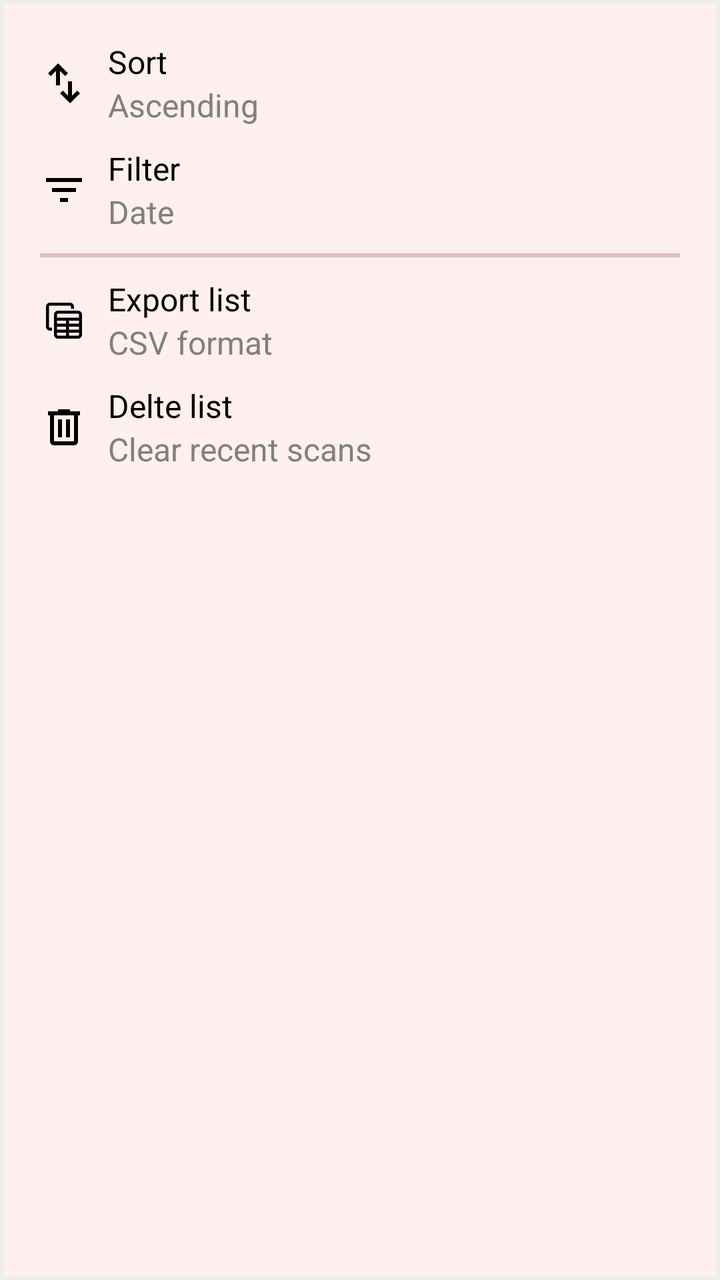
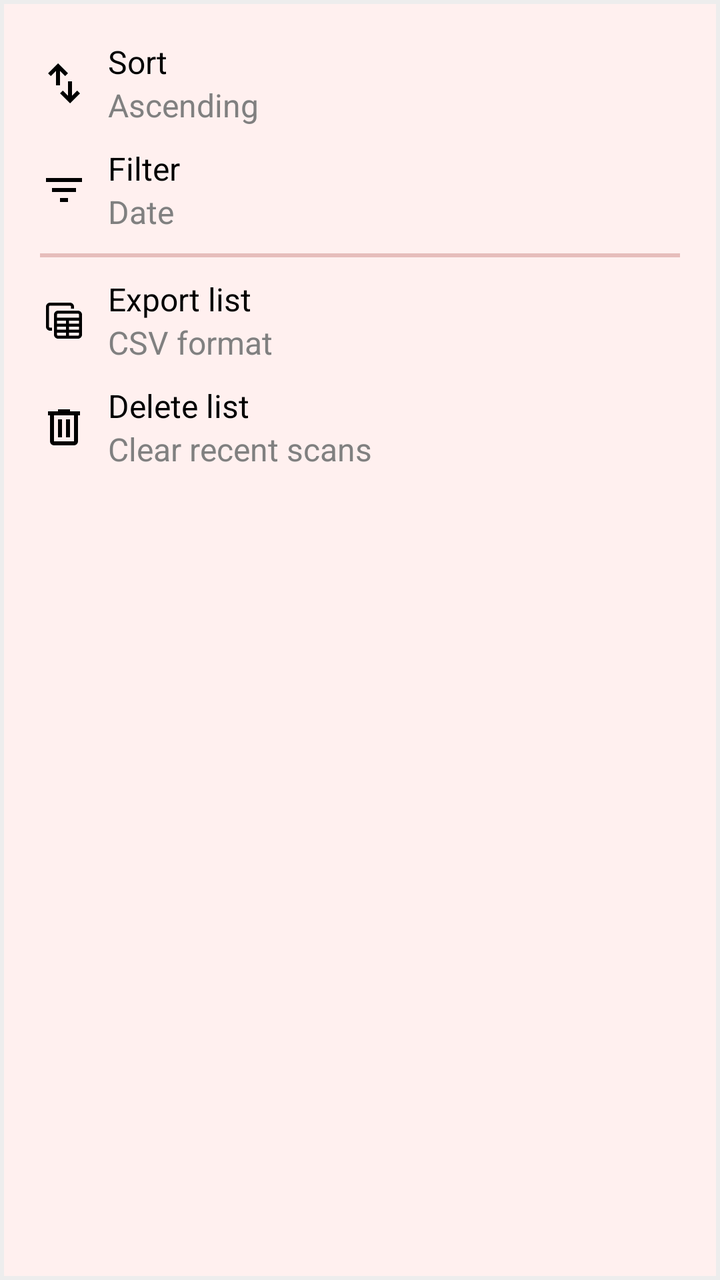

An Android layout rendered at two revisions. The XML below is the earlier revision; the diff shows what the commit changed to produce the second picture.
<!-- AndroidManifest.xml: application theme Theme.BKDDemo -->
<!-- res/layout/custom_menu_recent.xml -->
<?xml version="1.0" encoding="utf-8"?>
<LinearLayout xmlns:android="http://schemas.android.com/apk/res/android"
    android:layout_width="wrap_content"
    android:layout_height="wrap_content"
    android:orientation="vertical"
    android:background="@drawable/popup_background"
    android:padding="20dp">

    
    <LinearLayout
        android:id="@+id/btn_sort"
        android:layout_width="match_parent"
        android:orientation="horizontal"
        android:layout_height="wrap_content">

        <ImageView
            android:layout_width="wrap_content"
            android:src="@drawable/ico_sort"
            android:layout_marginEnd="10dp"
            android:layout_gravity="center_vertical"
            android:layout_height="wrap_content"/>

        <LinearLayout
            android:layout_width="match_parent"
            android:layout_height="wrap_content"
            android:orientation="vertical">

            <TextView
                android:layout_width="wrap_content"
                android:layout_height="wrap_content"
                android:text="Sort"
                android:textAppearance="?android:attr/textAppearanceMedium" />

            <TextView
                android:layout_width="wrap_content"
                android:layout_height="wrap_content"
                android:text="Ascending"
                android:textAppearance="?android:attr/textAppearanceSmall"
                android:textColor="#808080" />
        </LinearLayout>

    </LinearLayout>

    
    <LinearLayout
        android:id="@+id/btn_filter"
        android:layout_marginTop="10dp"
        android:layout_width="match_parent"
        android:orientation="horizontal"
        android:layout_height="wrap_content">

        <ImageView
            android:layout_width="wrap_content"
            android:src="@drawable/ico_filter_black"
            android:layout_marginEnd="10dp"
            android:layout_gravity="center_vertical"
            android:layout_height="wrap_content"/>

        <LinearLayout
            android:layout_width="match_parent"
            android:layout_height="wrap_content"
            android:orientation="vertical">

            <TextView
                android:layout_width="wrap_content"
                android:layout_height="wrap_content"
                android:text="Filter"
                android:textAppearance="?android:attr/textAppearanceMedium" />

            <TextView
                android:layout_width="wrap_content"
                android:layout_height="wrap_content"
                android:text="Date"
                android:textAppearance="?android:attr/textAppearanceSmall"
                android:textColor="#808080" />
        </LinearLayout>



    </LinearLayout>

    <LinearLayout
        android:layout_width="match_parent"
        android:layout_height="2dp"
        android:layout_marginTop="10dp"
        android:background="#E6BDBB"/>
    
    <LinearLayout
        android:id="@+id/btn_csv"
        android:layout_width="match_parent"
        android:orientation="horizontal"
        android:layout_marginTop="10dp"
        android:layout_height="wrap_content">

        <ImageView
            android:layout_width="wrap_content"
            android:src="@drawable/ico_csv_black"
            android:layout_marginEnd="10dp"
            android:layout_gravity="center_vertical"
            android:layout_height="wrap_content"/>

        <LinearLayout
            android:layout_width="match_parent"
            android:layout_height="wrap_content"
            android:orientation="vertical">

            <TextView
                android:layout_width="wrap_content"
                android:layout_height="wrap_content"
                android:text="Export list"
                android:textAppearance="?android:attr/textAppearanceMedium" />

            <TextView
                android:layout_width="wrap_content"
                android:layout_height="wrap_content"
                android:text="CSV format"
                android:textAppearance="?android:attr/textAppearanceSmall"
                android:textColor="#808080" />
        </LinearLayout>

    </LinearLayout>

    
    <LinearLayout
        android:id="@+id/btn_delete"
        android:layout_width="match_parent"
        android:orientation="horizontal"
        android:layout_marginTop="10dp"
        android:layout_height="wrap_content">

        <ImageView
            android:layout_width="wrap_content"
            android:src="@drawable/ico_delete"
            android:layout_marginEnd="10dp"
            android:layout_gravity="center_vertical"
            android:layout_height="wrap_content"/>

        <LinearLayout
            android:layout_width="match_parent"
            android:layout_height="wrap_content"
            android:orientation="vertical">

            <TextView
                android:layout_width="wrap_content"
                android:layout_height="wrap_content"
                android:text="Delte list"
                android:textAppearance="?android:attr/textAppearanceMedium" />

            <TextView
                android:layout_width="wrap_content"
                android:layout_height="wrap_content"
                android:text="Clear recent scans"
                android:textAppearance="?android:attr/textAppearanceSmall"
                android:textColor="#808080" />
        </LinearLayout>

    </LinearLayout>


    

    
</LinearLayout>
<!-- resources referenced by this layout -->
<resources>
  <!-- drawable ico_delete (drawable) -->
  <vector xmlns:android="http://schemas.android.com/apk/res/android"
      android:width="24dp"
      android:height="24dp"
      android:viewportWidth="960"
      android:viewportHeight="960">
    <path
        android:pathData="M280,840q-33,0 -56.5,-23.5T200,760v-520h-40v-80h200v-40h240v40h200v80h-40v520q0,33 -23.5,56.5T680,840L280,840ZM680,240L280,240v520h400v-520ZM360,680h80v-360h-80v360ZM520,680h80v-360h-80v360ZM280,240v520,-520Z"
        android:fillColor="@color/black"/>
  </vector>
  <!-- drawable ico_filter_black (drawable) -->
  <vector xmlns:android="http://schemas.android.com/apk/res/android"
      android:width="24dp"
      android:height="24dp"
      android:viewportWidth="24"
      android:viewportHeight="24">
    <group>
      <clip-path
          android:pathData="M0,0h24v24h-24z"/>
      <path
          android:pathData="M10,18V16H14V18H10ZM6,13V11H18V13H6ZM3,8V6H21V8H3Z"
          android:fillColor="#000000"/>
    </group>
  </vector>
  <!-- drawable ico_sort (drawable) -->
  <vector xmlns:android="http://schemas.android.com/apk/res/android"
      android:width="24dp"
      android:height="24dp"
      android:viewportWidth="960"
      android:viewportHeight="960">
    <path
        android:pathData="M320,520v-287L217,336l-57,-56 200,-200 200,200 -57,56 -103,-103v287h-80ZM600,880 L400,680l57,-56 103,103v-287h80v287l103,-103 57,56L600,880Z"
        android:fillColor="@color/black"/>
  </vector>
  <!-- drawable popup_background (drawable) -->
  <?xml version="1.0" encoding="utf-8"?>
  <layer-list xmlns:android="http://schemas.android.com/apk/res/android">
  
      
      <item>
          <shape android:shape="rectangle">
              
              <solid android:color="#12000000"/> 
              <corners android:radius="0dp"/>
              <padding
                  android:left="2dp"
                  android:top="2dp"
                  android:right="2dp"
                  android:bottom="2dp"/>
          </shape>
      </item>
  
      
      <item android:top="0dp" android:left="0dp" android:right="0dp" android:bottom="0dp">
          <shape android:shape="rectangle">
              <solid android:color="#FFF0EF"/>
              <corners android:radius="0dp"/>
          </shape>
      </item>
  
  </layer-list>
  <style name="Theme.BKDDemo" parent="Theme.MaterialComponents.Light.NoActionBar">
          
          <item name="colorPrimary">@color/brand_color</item>
          <item name="colorPrimaryVariant">@color/brand_color</item>
          <item name="colorOnPrimary">@color/white</item>
          
          <item name="colorSecondary">@color/brand_color</item>
          <item name="colorSecondaryVariant">@color/brand_color</item>
          <item name="colorOnSecondary">@color/white</item>
          
          <item name="android:statusBarColor">?attr/colorPrimaryVariant</item>
          
          <item name="android:fontFamily">sans-serif</item>
          <item name="android:textColor">@color/black</item>
          <item name="android:textSize">16sp</item>
          <item name="fontFamily">sans-serif</item>
          <item name="bottomSheetDialogTheme">@style/CustomBottomSheetDialog</item>
      </style>
  <color name="black">#FF000000</color>
  <color name="brand_color">#CC3040</color>
  <color name="white">#FFFFFFFF</color>
  <style name="CustomBottomSheetDialog" parent="@style/ThemeOverlay.MaterialComponents.BottomSheetDialog">
          <item name="bottomSheetStyle">@style/CustomBottomSheet</item>
      </style>
  <style name="CustomBottomSheet" parent="Widget.MaterialComponents.BottomSheet">
          <item name="shapeAppearanceOverlay">@style/CustomShapeAppearanceBottomSheetDialog</item>
  
      </style>
  <style name="CustomShapeAppearanceBottomSheetDialog" parent="">
          <item name="cornerFamily">rounded</item>
          <item name="cornerSizeTopRight">25dp</item>
          <item name="cornerSizeTopLeft">25dp</item>
          <item name="cornerSizeBottomRight">0dp</item>
          <item name="cornerSizeBottomLeft">0dp</item>
      </style>
  <!-- unchanged entries left out for length: 1 -->
</resources>

<!-- the commit's change to res/layout/custom_menu_recent.xml (unified diff, before → after) -->
@@ -143,7 +143,7 @@
             <TextView
                 android:layout_width="wrap_content"
                 android:layout_height="wrap_content"
-                android:text="Delte list"
+                android:text="Delete list"
                 android:textAppearance="?android:attr/textAppearanceMedium" />
 
             <TextView
